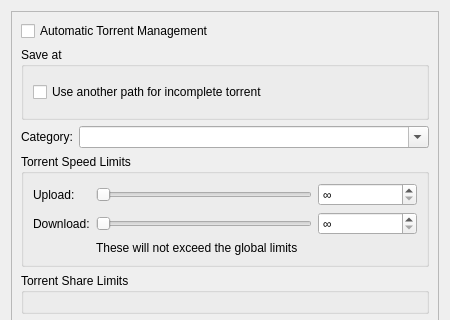
Qt form src/gui/torrentoptionsdialog.ui (qbittorrent/qBittorrent) before a commit; both pictures show x 0 to 450 and y 0 to 320 of the 450 by 540 pixel window.
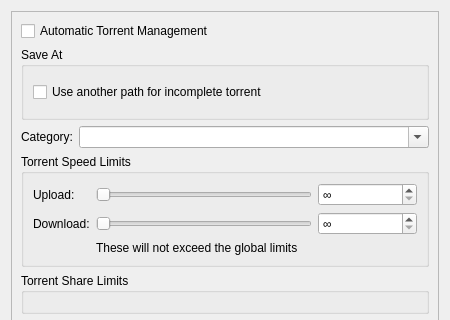
The same form after that commit. Custom widgets are drawn as their Qt base class.

What changed in the file:
```diff
--- a/src/gui/torrentoptionsdialog.ui
+++ b/src/gui/torrentoptionsdialog.ui
@@ -42,7 +42,7 @@
        <item>
         <widget class="QGroupBox" name="groupBoxSavePath">
          <property name="title">
-          <string>Save at</string>
+          <string>Save At</string>
          </property>
          <layout class="QVBoxLayout" name="verticalLayout_2">
           <item>
```
